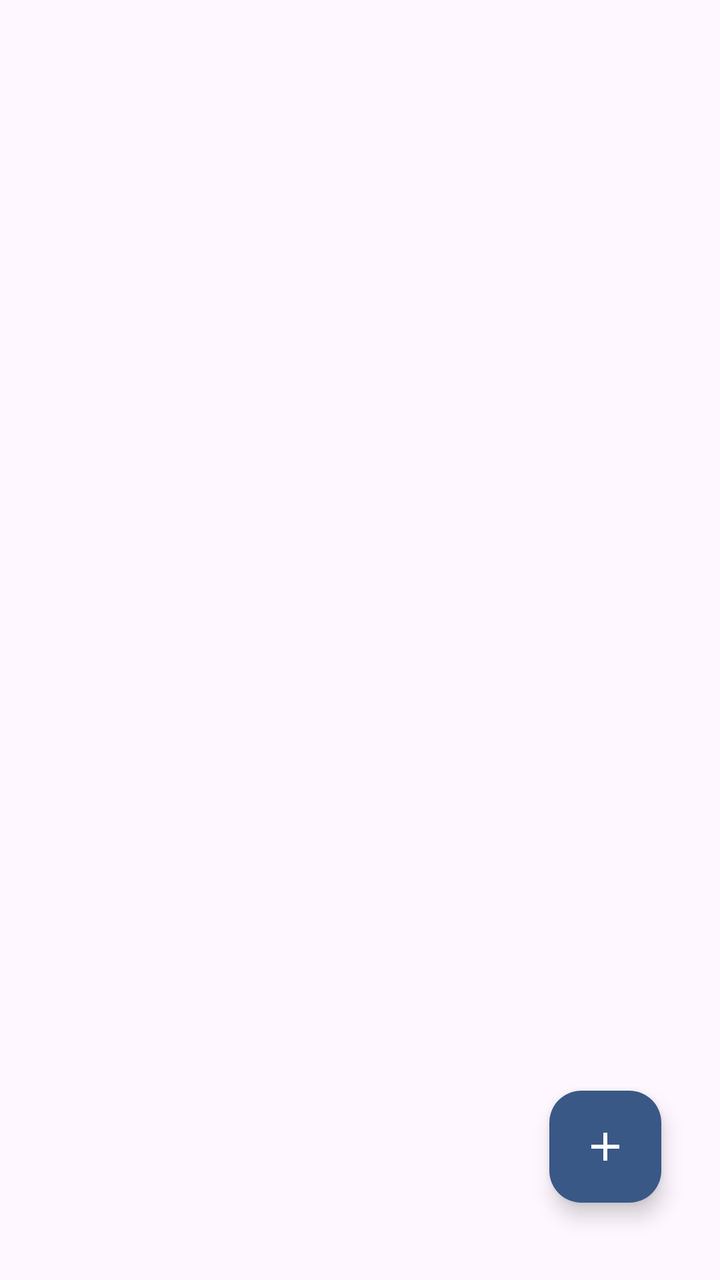
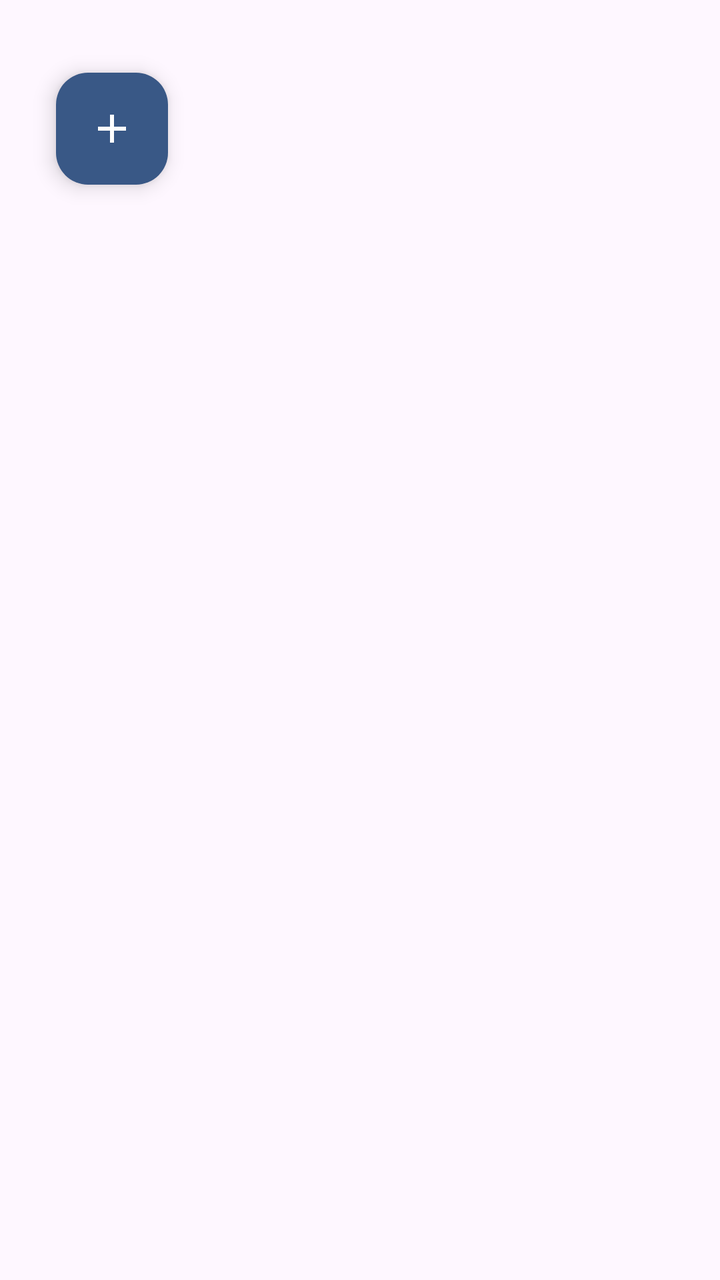

Before-and-after screenshots of an Android layout around one commit, followed by the original layout XML and the change that was made.
<!-- AndroidManifest.xml: application theme Theme.SQLite_Kotlin -->
<!-- res/layout/activity_main.xml -->
<?xml version="1.0" encoding="utf-8"?>
<androidx.constraintlayout.widget.ConstraintLayout xmlns:android="http://schemas.android.com/apk/res/android"
    xmlns:app="http://schemas.android.com/apk/res-auto"
    xmlns:tools="http://schemas.android.com/tools"
    android:id="@+id/main"
    android:layout_width="match_parent"
    android:layout_height="match_parent"
    tools:context=".MainActivity">

    <com.google.android.material.floatingactionbutton.FloatingActionButton
        android:id="@+id/addButton"
        android:layout_width="wrap_content"
        android:layout_height="wrap_content"
        android:layout_alignParentEnd="true"
        android:backgroundTint="@color/blue"
        android:src="@drawable/baseline_add_24"
        app:layout_constraintBottom_toBottomOf="parent"
        app:layout_constraintEnd_toEndOf="parent"
        app:layout_constraintHorizontal_bias="0.904"
        app:layout_constraintStart_toStartOf="parent"
        app:layout_constraintTop_toTopOf="parent"
        app:layout_constraintVertical_bias="0.934"
        app:tint="@color/white" />

</androidx.constraintlayout.widget.ConstraintLayout>
<!-- resources referenced by this layout -->
<resources>
  <color name="blue">#395886</color>
  <color name="white">#FFFFFFFF</color>
  <!-- drawable baseline_add_24 (drawable) -->
  <vector xmlns:android="http://schemas.android.com/apk/res/android" android:height="24dp" android:tint="#000000" android:viewportHeight="24" android:viewportWidth="24" android:width="24dp">
        
      <path android:fillColor="@android:color/white" android:pathData="M19,13h-6v6h-2v-6H5v-2h6V5h2v6h6v2z"/>
      
  </vector>
  <style name="Theme.SQLite_Kotlin" parent="Base.Theme.SQLite_Kotlin" />
  <style name="Base.Theme.SQLite_Kotlin" parent="Theme.Material3.DayNight.NoActionBar">
          
          <item name="colorPrimary">@color/blue</item>
          <item name="colorPrimaryVariant">@color/lightB</item>
          <item name="android:statusBarColor">@color/blue</item>
      </style>
  <color name="lightB">#8AAEE0</color>
</resources>

<!-- the commit's change to res/layout/activity_main.xml (unified diff, before → after) -->
@@ -7,19 +7,42 @@
     android:layout_height="match_parent"
     tools:context=".MainActivity">
 
+    <TextView
+        android:id="@+id/noteHeading"
+        android:layout_width="wrap_content"
+        android:layout_height="wrap_content"
+        android:layout_marginTop="16dp"
+        android:layout_marginStart="18dp"
+        android:textColor="@color/black"
+        android:textSize="24sp"
+        app:layout_constraintBottom_toBottomOf="parent"
+        app:layout_constraintEnd_toEndOf="parent"
+        app:layout_constraintHorizontal_bias="0.904"
+        app:layout_constraintStart_toStartOf="parent"
+        app:layout_constraintTop_toTopOf="parent"
+        app:layout_constraintVertical_bias="0.934"/>
+
+    <androidx.recyclerview.widget.RecyclerView
+        android:id="@+id/notesRecicyView"
+        android:layout_width="match_parent"
+        android:layout_height="match_parent"
+        android:layout_marginTop="50dp"
+        android:padding="16dp"/>
+
     <com.google.android.material.floatingactionbutton.FloatingActionButton
         android:id="@+id/addButton"
         android:layout_width="wrap_content"
         android:layout_height="wrap_content"
         android:layout_alignParentEnd="true"
         android:backgroundTint="@color/blue"
+        android:contentDescription="Botón agregar"
         android:src="@drawable/baseline_add_24"
         app:layout_constraintBottom_toBottomOf="parent"
         app:layout_constraintEnd_toEndOf="parent"
-        app:layout_constraintHorizontal_bias="0.904"
+        app:layout_constraintHorizontal_bias="0.092"
         app:layout_constraintStart_toStartOf="parent"
         app:layout_constraintTop_toTopOf="parent"
-        app:layout_constraintVertical_bias="0.934"
+        app:layout_constraintVertical_bias="0.062"
         app:tint="@color/white" />
 
 </androidx.constraintlayout.widget.ConstraintLayout>
<!-- resource entries referenced after the edit -->
@@ -1,5 +1,6 @@
 <!-- resources referenced by this layout -->
 <resources>
+  <color name="black">#FF000000</color>
   <color name="blue">#395886</color>
   <color name="white">#FFFFFFFF</color>
   <!-- drawable baseline_add_24 (drawable) -->
